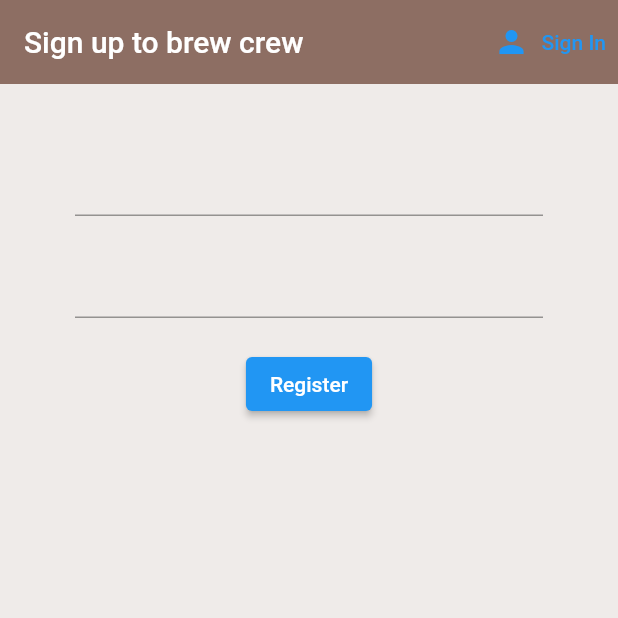
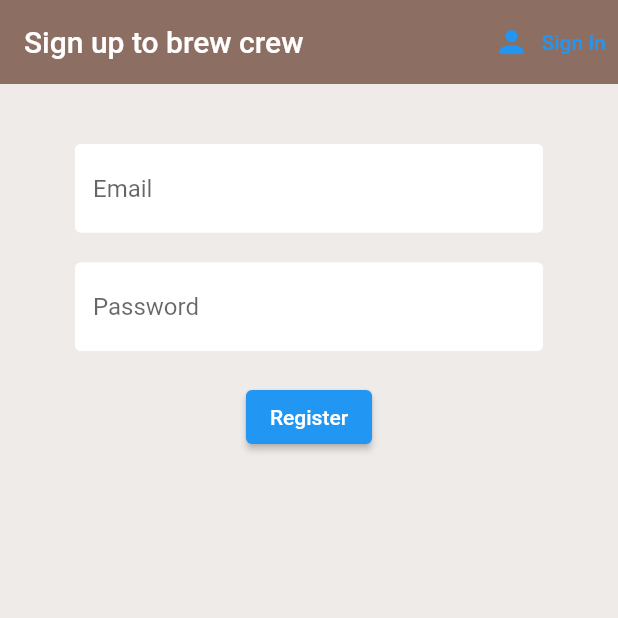
Before and after one commit to Antonate-96/firebase_project, a Flutter app: the screen it shows after launch, after a tap on "Sign in", after a tap on "Register", on a phone screen of 412 x 824 dp, the top half of it. Run offline on Flutter 3.47's test engine with Material 2 defaults, Android fonts, the phone set to English and light mode, and no system bars; our stand-ins replace firebase_auth, firebase_core, flutter_spinkit; accounts and stored records are empty.

Commit message:
chapter15

```diff
--- a/lib/screens/authenticate/register.dart
+++ b/lib/screens/authenticate/register.dart
@@ -1,4 +1,6 @@
 import 'package:firebase_app/services/auth.dart';
+import 'package:firebase_app/shared/constants.dart';
+import 'package:firebase_app/shared/loading.dart';
 import 'package:flutter/material.dart';
 
 class Register extends StatefulWidget {
@@ -12,21 +14,24 @@ class Register extends StatefulWidget {
 class _RegisterState extends State<Register> {
   final Authservice _auth = Authservice();
   final _formKey = GlobalKey<FormState>();
+  bool loading = false;
 
   String email = '';
   String password = '';
   String error = '';
   @override
   Widget build(BuildContext context) {
-    return Scaffold(
+    return loading
+        ? Loading()
+        : Scaffold(
             backgroundColor: Theme.of(context).backgroundColor,
             appBar: AppBar(
               elevation: 0.0,
-        title: Text('Sign up to brew crew'),
+              title: const Text('Sign up to brew crew'),
               actions: <Widget>[
                 TextButton.icon(
-            icon: Icon(Icons.person),
-            label: Text('Sign In'),
+                  icon: const Icon(Icons.person),
+                  label: const Text('Sign In'),
                   onPressed: () {
                     widget.toggleview();
                   },
@@ -34,21 +39,25 @@ class _RegisterState extends State<Register> {
               ],
             ),
             body: Container(
-        padding: EdgeInsets.symmetric(vertical: 20, horizontal: 50),
+              padding: const EdgeInsets.symmetric(vertical: 20, horizontal: 50),
               child: Form(
                   key: _formKey,
                   child: Column(
                     children: <Widget>[
-                SizedBox(height: 20.0),
+                      const SizedBox(height: 20.0),
                       TextFormField(
+                        decoration:
+                            textInputDecoration.copyWith(hintText: 'Email'),
                         validator: ((value) =>
                             value!.isEmpty ? 'Enter an Email' : null),
                         onChanged: ((value) {
                           setState(() => email = value);
                         }),
                       ),
-                SizedBox(height: 20.0),
+                      const SizedBox(height: 20.0),
                       TextFormField(
+                        decoration:
+                            textInputDecoration.copyWith(hintText: 'Password'),
                         validator: ((value) => value!.length < 6
                             ? 'Enter a Password 6 chars long'
                             : null),
@@ -57,25 +66,30 @@ class _RegisterState extends State<Register> {
                           setState(() => password = value);
                         }),
                       ),
-                SizedBox(height: 20.0),
+                      const SizedBox(height: 20.0),
                       ElevatedButton(
-                  child: Text('Register'),
+                        child: const Text('Register'),
                         onPressed: () async {
                           if (_formKey.currentState!.validate()) {
-                      dynamic result = await _auth.registerWithEmailAndPassword(
-                          email, password);
+                            setState(() => loading = true);
+                            dynamic result = await _auth
+                                .registerWithEmailAndPassword(email, password);
                             if (result == null) {
-                        setState(() => error = 'please supply a valid email');
+                              setState(() {
+                                error = 'please supply a valid email';
+                                loading = false;
+                              });
                             }
                           }
                         },
                       ),
-                SizedBox(
+                      const SizedBox(
                         height: 20,
                       ),
                       Text(
                         error,
-                  style: TextStyle(color: Colors.red, fontSize: 14.0),
+                        style:
+                            const TextStyle(color: Colors.red, fontSize: 14.0),
                       )
                     ],
                   )),
--- a/lib/screens/authenticate/sign_in.dart
+++ b/lib/screens/authenticate/sign_in.dart
@@ -1,4 +1,6 @@
 import 'package:firebase_app/services/auth.dart';
+import 'package:firebase_app/shared/constants.dart';
+import 'package:firebase_app/shared/loading.dart';
 import 'package:flutter/material.dart';
 
 class SignIn extends StatefulWidget {
@@ -12,6 +14,7 @@ class SignIn extends StatefulWidget {
 class _SignInState extends State<SignIn> {
   final Authservice _auth = Authservice();
   final _formKey = GlobalKey<FormState>();
+  bool loading = false;
 
   String email = '';
   String password = '';
@@ -19,7 +22,9 @@ class _SignInState extends State<SignIn> {
 
   @override
   Widget build(BuildContext context) {
-    return Scaffold(
+    return loading
+        ? Loading()
+        : Scaffold(
             backgroundColor: Theme.of(context).backgroundColor,
             appBar: AppBar(
               elevation: 0.0,
@@ -42,6 +47,8 @@ class _SignInState extends State<SignIn> {
                     children: <Widget>[
                       SizedBox(height: 20.0),
                       TextFormField(
+                        decoration:
+                            textInputDecoration.copyWith(hintText: 'Email'),
                         validator: ((value) =>
                             value!.isEmpty ? 'Enter an Email' : null),
                         onChanged: ((value) {
@@ -50,6 +57,8 @@ class _SignInState extends State<SignIn> {
                       ),
                       SizedBox(height: 20.0),
                       TextFormField(
+                        decoration:
+                            textInputDecoration.copyWith(hintText: 'Password'),
                         validator: ((value) => value!.length < 6
                             ? 'Enter a Password 6 chars long'
                             : null),
@@ -63,12 +72,15 @@ class _SignInState extends State<SignIn> {
                         child: Text('Sign in'),
                         onPressed: () async {
                           if (_formKey.currentState!.validate()) {
-                      print('valid');
-                      dynamic result = await _auth.signInWithEmailAndPassword(
-                          email, password);
+                            setState(() => loading = true);
+                            dynamic result = await _auth
+                                .signInWithEmailAndPassword(email, password);
                             if (result == null) {
-                        setState(() =>
-                            error = 'COULD NOT SIGN IN WITH THOSE CREDENTIALS');
+                              setState(() {
+                                error =
+                                    'COULD NOT SIGN IN WITH THOSE CREDENTIALS';
+                                loading = false;
+                              });
                             }
                           }
                         },
--- /dev/null
+++ b/lib/shared/constants.dart
@@ -0,0 +1,18 @@
+import 'package:flutter/material.dart';
+
+const textInputDecoration = InputDecoration(
+  fillColor: Colors.white,
+  filled: true,
+  enabledBorder: OutlineInputBorder(
+    borderSide: BorderSide(
+      color: Colors.white,
+      width: 2.0,
+    ),
+  ),
+  focusedBorder: OutlineInputBorder(
+    borderSide: BorderSide(
+      color: Colors.pink,
+      width: 2.0,
+    ),
+  ),
+);
--- /dev/null
+++ b/lib/shared/loading.dart
@@ -0,0 +1,17 @@
+import 'package:flutter/material.dart';
+import 'package:flutter_spinkit/flutter_spinkit.dart';
+
+class Loading extends StatelessWidget {
+  @override
+  Widget build(BuildContext context) {
+    return Container(
+      color: Colors.brown[100],
+      child: const Center(
+        child: SpinKitChasingDots(
+          color: Colors.brown,
+          size: 50.0,
+        ),
+      ),
+    );
+  }
+}
--- a/pubspec.yaml
+++ b/pubspec.yaml
@@ -40,6 +40,7 @@ dependencies:
   # firebase auth
   firebase_auth: ^3.3.19
   provider: ^6.0.3
+  flutter_spinkit: ^5.1.0
 dev_dependencies:
   flutter_test:
     sdk: flutter
```
Also changed, not shown: pubspec.lock. Lines whose indentation alone changed are shown as unchanged.
